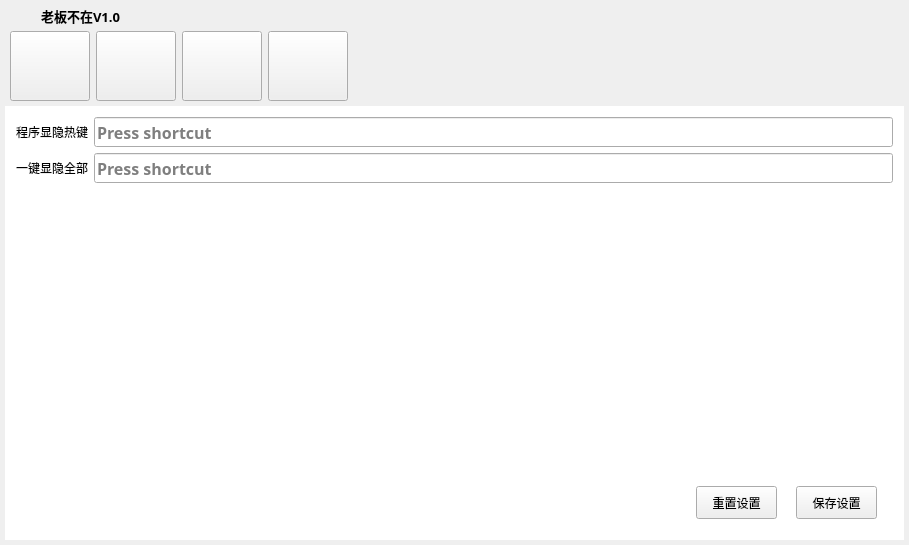
Old version of the form OneKeyHide/ui/onekeyhide.ui in the repository BiteBit/OneKeyHide.
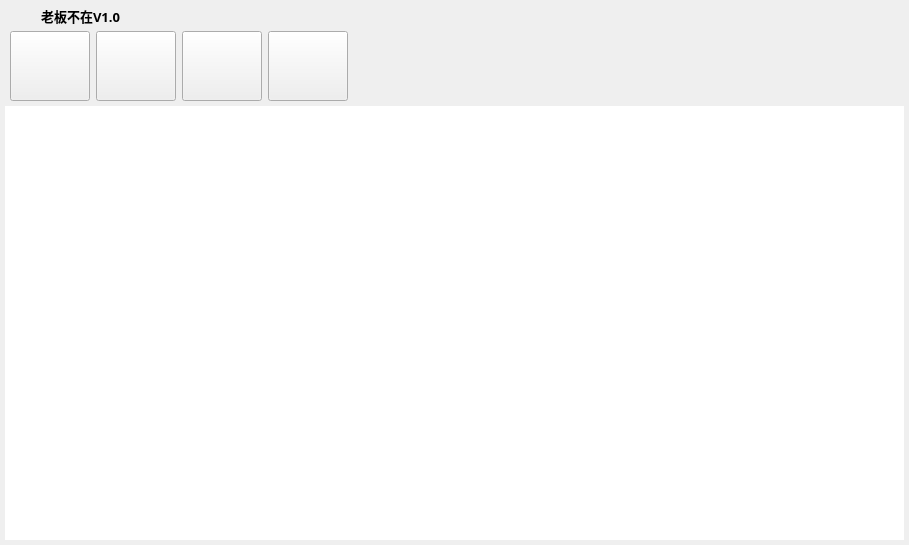
New version of the form. The open tabs and pages were chosen to show the change.

Commit message: 完善程序

What changed in the file:
```diff
--- a/OneKeyHide/ui/onekeyhide.ui
+++ b/OneKeyHide/ui/onekeyhide.ui
@@ -465,158 +465,6 @@
 background-color: rgb(255, 255, 255);
 }</string>
       </property>
-      <layout class="QVBoxLayout" name="verticalLayout_4">
-       <item>
-        <layout class="QFormLayout" name="formLayout">
-         <property name="fieldGrowthPolicy">
-          <enum>QFormLayout::AllNonFixedFieldsGrow</enum>
-         </property>
-         <item row="0" column="0">
-          <widget class="QLabel" name="label">
-           <property name="minimumSize">
-            <size>
-             <width>0</width>
-             <height>30</height>
-            </size>
-           </property>
-           <property name="maximumSize">
-            <size>
-             <width>16777215</width>
-             <height>30</height>
-            </size>
-           </property>
-           <property name="text">
-            <string>程序显隐热键</string>
-           </property>
-          </widget>
-         </item>
-         <item row="0" column="1">
-          <widget class="QKeySequenceEdit" name="keySequenceEditBoss">
-           <property name="minimumSize">
-            <size>
-             <width>0</width>
-             <height>30</height>
-            </size>
-           </property>
-           <property name="maximumSize">
-            <size>
-             <width>16777215</width>
-             <height>30</height>
-            </size>
-           </property>
-           <property name="font">
-            <font>
-             <family>微软雅黑</family>
-             <pointsize>12</pointsize>
-             <weight>75</weight>
-             <bold>true</bold>
-            </font>
-           </property>
-           <property name="keySequence">
-            <string/>
-           </property>
-          </widget>
-         </item>
-         <item row="1" column="0">
-          <widget class="QLabel" name="label_2">
-           <property name="minimumSize">
-            <size>
-             <width>0</width>
-             <height>30</height>
-            </size>
-           </property>
-           <property name="maximumSize">
-            <size>
-             <width>16777215</width>
-             <height>30</height>
-            </size>
-           </property>
-           <property name="text">
-            <string>一键显隐全部</string>
-           </property>
-          </widget>
-         </item>
-         <item row="1" column="1">
-          <widget class="QKeySequenceEdit" name="keySequenceEditOneKey">
-           <property name="minimumSize">
-            <size>
-             <width>0</width>
-             <height>30</height>
-            </size>
-           </property>
-           <property name="maximumSize">
-            <size>
-             <width>16777215</width>
-             <height>30</height>
-            </size>
-           </property>
-           <property name="font">
-            <font>
-             <family>微软雅黑</family>
-             <pointsize>12</pointsize>
-             <weight>75</weight>
-             <bold>true</bold>
-            </font>
-           </property>
-          </widget>
-         </item>
-        </layout>
-       </item>
-       <item>
-        <widget class="QWidget" name="widget" native="true">
-         <widget class="QPushButton" name="pushButtonSettingsSave">
-          <property name="geometry">
-           <rect>
-            <x>780</x>
-            <y>160</y>
-            <width>81</width>
-            <height>33</height>
-           </rect>
-          </property>
-          <property name="minimumSize">
-           <size>
-            <width>81</width>
-            <height>33</height>
-           </size>
-          </property>
-          <property name="maximumSize">
-           <size>
-            <width>81</width>
-            <height>33</height>
-           </size>
-          </property>
-          <property name="text">
-           <string>保存设置</string>
-          </property>
-         </widget>
-         <widget class="QPushButton" name="pushButtonSettingsReset">
-          <property name="geometry">
-           <rect>
-            <x>680</x>
-            <y>160</y>
-            <width>81</width>
-            <height>33</height>
-           </rect>
-          </property>
-          <property name="minimumSize">
-           <size>
-            <width>81</width>
-            <height>33</height>
-           </size>
-          </property>
-          <property name="maximumSize">
-           <size>
-            <width>81</width>
-            <height>33</height>
-           </size>
-          </property>
-          <property name="text">
-           <string>重置设置</string>
-          </property>
-         </widget>
-        </widget>
-       </item>
-      </layout>
      </widget>
      <widget class="QWidget" name="pageHelp">
       <property name="styleSheet">
@@ -624,34 +472,37 @@
 background-color: rgb(255, 255, 255);
 }</string>
       </property>
-      <widget class="QTextEdit" name="textEdit">
-       <property name="geometry">
-        <rect>
-         <x>50</x>
-         <y>10</y>
-         <width>791</width>
-         <height>401</height>
-        </rect>
+      <layout class="QVBoxLayout" name="verticalLayout_4">
+       <property name="leftMargin">
+        <number>0</number>
        </property>
-       <property name="html">
-        <string>&lt;!DOCTYPE HTML PUBLIC &quot;-//W3C//DTD HTML 4.0//EN&quot; &quot;http://www.w3.org/TR/REC-html40/strict.dtd&quot;&gt;
-&lt;html&gt;&lt;head&gt;&lt;meta name=&quot;qrichtext&quot; content=&quot;1&quot; /&gt;&lt;style type=&quot;text/css&quot;&gt;
-p, li { white-space: pre-wrap; }
-&lt;/style&gt;&lt;/head&gt;&lt;body style=&quot; font-family:'SimSun'; font-size:9pt; font-weight:400; font-style:normal;&quot;&gt;
-&lt;p style=&quot; margin-top:0px; margin-bottom:15px; margin-left:-1px; margin-right:0px; -qt-block-indent:0; text-indent:0px;&quot;&gt;&lt;span style=&quot; font-family:'Segoe UI Semibold,Segoe UI,Lucida Grande,Verdana,Arial,Helvetica,sans-serif'; font-size:x-large; color:#454545;&quot;&gt;Parameters&lt;/span&gt;&lt;/p&gt;
-&lt;p style=&quot; margin-top:8px; margin-bottom:0px; margin-left:0px; margin-right:0px; -qt-block-indent:0; text-indent:0px; line-height:20.006px;&quot;&gt;&lt;span style=&quot; font-family:'Segoe UI,Lucida Grande,Verdana,Arial,Helvetica,sans-serif'; font-size:14px; font-style:italic; color:#454545;&quot;&gt;hWnd&lt;/span&gt;&lt;span style=&quot; font-family:'Segoe UI,Lucida Grande,Verdana,Arial,Helvetica,sans-serif'; font-size:14px; color:#454545;&quot;&gt; [in]&lt;/span&gt;&lt;/p&gt;
-&lt;p style=&quot; margin-top:0px; margin-bottom:0px; margin-left:30px; margin-right:0px; -qt-block-indent:0; text-indent:0px;&quot;&gt;&lt;span style=&quot; font-family:'Segoe UI,Lucida Grande,Verdana,Arial,Helvetica,sans-serif'; font-size:14px; color:#454545;&quot;&gt;Type: &lt;/span&gt;&lt;span style=&quot; font-family:'Segoe UI,Lucida Grande,Verdana,Arial,Helvetica,sans-serif'; font-size:14px; font-weight:600; color:#454545;&quot;&gt;HWND&lt;/span&gt;&lt;/p&gt;
-&lt;p style=&quot; margin-top:0px; margin-bottom:0px; margin-left:30px; margin-right:0px; -qt-block-indent:0; text-indent:0px;&quot;&gt;&lt;span style=&quot; font-family:'Segoe UI,Lucida Grande,Verdana,Arial,Helvetica,sans-serif'; font-size:14px; color:#454545;&quot;&gt;A handle to the window to bring to the top of the Z order.&lt;/span&gt;&lt;/p&gt;
-&lt;p style=&quot; margin-top:0px; margin-bottom:15px; margin-left:-1px; margin-right:0px; -qt-block-indent:0; text-indent:0px;&quot;&gt;&lt;span style=&quot; font-family:'Segoe UI Semibold,Segoe UI,Lucida Grande,Verdana,Arial,Helvetica,sans-serif'; font-size:x-large; color:#454545;&quot;&gt;Return value&lt;/span&gt;&lt;/p&gt;
-&lt;p style=&quot; margin-top:0px; margin-bottom:0px; margin-left:0px; margin-right:0px; -qt-block-indent:0; text-indent:0px;&quot;&gt;&lt;span style=&quot; font-family:'Segoe UI,Lucida Grande,Verdana,Arial,Helvetica,sans-serif'; font-size:14px; color:#454545;&quot;&gt;Type:&lt;/span&gt;&lt;/p&gt;
-&lt;p style=&quot; margin-top:0px; margin-bottom:0px; margin-left:0px; margin-right:0px; -qt-block-indent:0; text-indent:0px;&quot;&gt;&lt;span style=&quot; font-family:'Segoe UI,Lucida Grande,Verdana,Arial,Helvetica,sans-serif'; font-size:14px; font-weight:600; color:#454545;&quot;&gt;Type: BOOL&lt;/span&gt;&lt;/p&gt;
-&lt;p style=&quot; margin-top:0px; margin-bottom:0px; margin-left:0px; margin-right:0px; -qt-block-indent:0; text-indent:0px;&quot;&gt;&lt;span style=&quot; font-family:'Segoe UI,Lucida Grande,Verdana,Arial,Helvetica,sans-serif'; font-size:14px; color:#454545;&quot;&gt;If the function succeeds, the return value is nonzero.&lt;/span&gt;&lt;/p&gt;
-&lt;p style=&quot; margin-top:0px; margin-bottom:0px; margin-left:0px; margin-right:0px; -qt-block-indent:0; text-indent:0px;&quot;&gt;&lt;span style=&quot; font-family:'Segoe UI,Lucida Grande,Verdana,Arial,Helvetica,sans-serif'; font-size:14px; color:#454545;&quot;&gt;If the function fails, the return value is zero. To get extended error information, call &lt;/span&gt;&lt;a href=&quot;https://msdn.microsoft.com/en-us/library/windows/desktop/ms679360(v=vs.85).aspx&quot;&gt;&lt;span style=&quot; font-family:'Segoe UI Semibold,Segoe UI,Lucida Grande,Verdana,Arial,Helvetica,sans-serif'; font-size:14px; font-weight:600; text-decoration: underline; color:#00188f;&quot;&gt;GetLastError&lt;/span&gt;&lt;/a&gt;&lt;span style=&quot; font-family:'Segoe UI,Lucida Grande,Verdana,Arial,Helvetica,sans-serif'; font-size:14px; color:#454545;&quot;&gt;.&lt;/span&gt;&lt;/p&gt;
-&lt;p style=&quot; margin-top:0px; margin-bottom:15px; margin-left:-1px; margin-right:0px; -qt-block-indent:0; text-indent:0px;&quot;&gt;&lt;span style=&quot; font-family:'Segoe UI Semibold,Segoe UI,Lucida Grande,Verdana,Arial,Helvetica,sans-serif'; font-size:x-large; color:#454545;&quot;&gt;Remarks&lt;/span&gt;&lt;/p&gt;
-&lt;p style=&quot; margin-top:0px; margin-bottom:0px; margin-left:0px; margin-right:0px; -qt-block-indent:0; text-indent:0px;&quot;&gt;&lt;span style=&quot; font-family:'Segoe UI,Lucida Grande,Verdana,Arial,Helvetica,sans-serif'; font-size:14px; color:#454545;&quot;&gt;Use the &lt;/span&gt;&lt;span style=&quot; font-family:'Segoe UI,Lucida Grande,Verdana,Arial,Helvetica,sans-serif'; font-size:14px; font-weight:600; color:#454545;&quot;&gt;BringWindowToTop&lt;/span&gt;&lt;span style=&quot; font-family:'Segoe UI,Lucida Grande,Verdana,Arial,Helvetica,sans-serif'; font-size:14px; color:#454545;&quot;&gt; function to uncover any window that is partially or completely obscured by other windows.&lt;/span&gt;&lt;/p&gt;
-&lt;p style=&quot; margin-top:0px; margin-bottom:0px; margin-left:0px; margin-right:0px; -qt-block-indent:0; text-indent:0px;&quot;&gt;&lt;span style=&quot; font-family:'Segoe UI,Lucida Grande,Verdana,Arial,Helvetica,sans-serif'; font-size:14px; color:#454545;&quot;&gt;Calling this function is similar to calling the &lt;/span&gt;&lt;a href=&quot;https://msdn.microsoft.com/en-us/library/windows/desktop/ms633545(v=vs.85).aspx&quot;&gt;&lt;span style=&quot; font-family:'Segoe UI Semibold,Segoe UI,Lucida Grande,Verdana,Arial,Helvetica,sans-serif'; font-size:14px; font-weight:600; text-decoration: underline; color:#00188f;&quot;&gt;SetWindowPos&lt;/span&gt;&lt;/a&gt;&lt;span style=&quot; font-family:'Segoe UI,Lucida Grande,Verdana,Arial,Helvetica,sans-serif'; font-size:14px; color:#454545;&quot;&gt; function to change a window's position in the Z order. &lt;/span&gt;&lt;span style=&quot; font-family:'Segoe UI,Lucida Grande,Verdana,Arial,Helvetica,sans-serif'; font-size:14px; font-weight:600; color:#454545;&quot;&gt;BringWindowToTop&lt;/span&gt;&lt;span style=&quot; font-family:'Segoe UI,Lucida Grande,Verdana,Arial,Helvetica,sans-serif'; font-size:14px; color:#454545;&quot;&gt; does not make a window a top-level window.&lt;/span&gt;&lt;/p&gt;&lt;/body&gt;&lt;/html&gt;</string>
+       <property name="topMargin">
+        <number>0</number>
        </property>
-      </widget>
+       <property name="rightMargin">
+        <number>0</number>
+       </property>
+       <property name="bottomMargin">
+        <number>0</number>
+       </property>
+       <item>
+        <widget class="QScrollArea" name="scrollArea">
+         <property name="widgetResizable">
+          <bool>true</bool>
+         </property>
+         <widget class="QWidget" name="scrollAreaWidgetContents">
+          <property name="geometry">
+           <rect>
+            <x>0</x>
+            <y>0</y>
+            <width>897</width>
+            <height>432</height>
+           </rect>
+          </property>
+         </widget>
+        </widget>
+       </item>
+      </layout>
      </widget>
     </widget>
    </item>
```
The commit also changes 17 other files.
